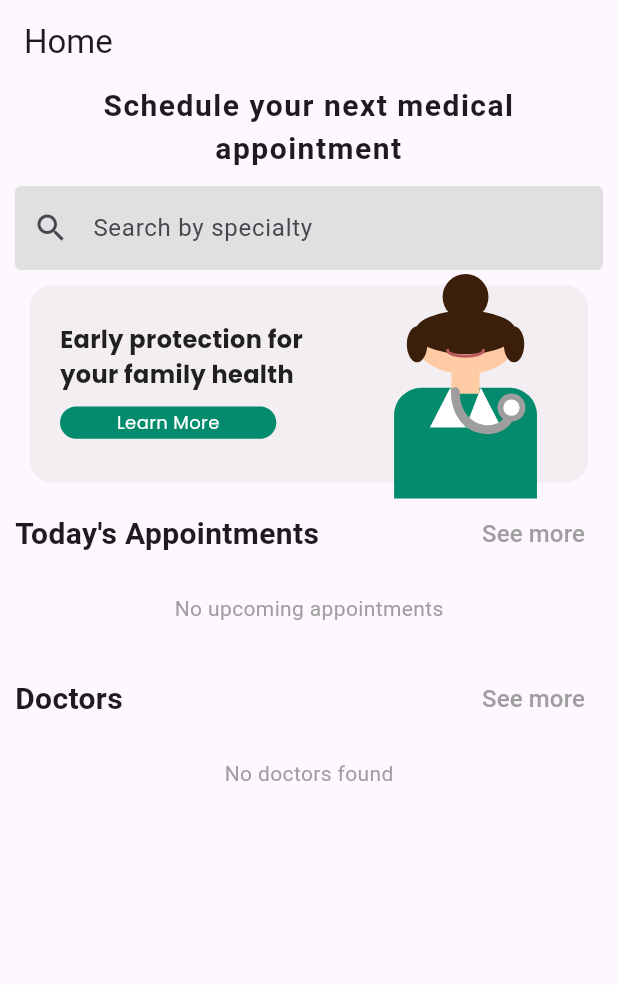
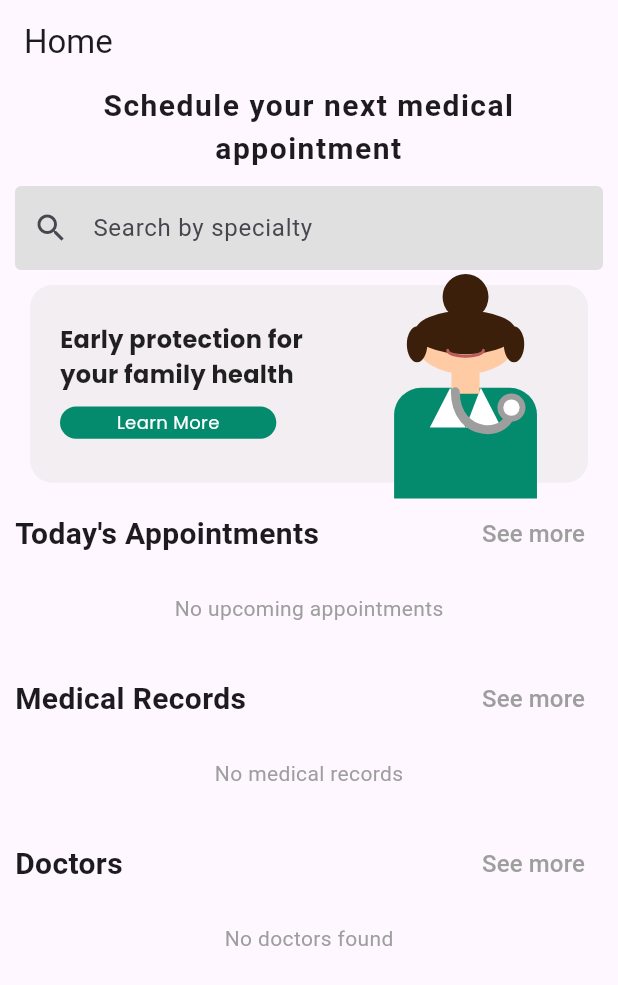
Before and after one commit to loydcardozodev/medapp, a Flutter app: the HomePage screen opened by its route, on a phone screen of 412 x 824 dp. Shown: the top 985 px of the screen. Run offline on Flutter 3.47's test engine with Material 3 defaults, Android fonts, the phone set to English and light mode, and no system bars; our stand-ins replace firebase_auth, firebase_core, freezed_annotation, go_router, google_fonts, shared_preferences; accounts and stored records are empty; statements that could not run were skipped.

Commit message:
made changes

```diff
--- a/medapp/lib/data/repository/medical_records/medical_record_repository.dart
+++ b/medapp/lib/data/repository/medical_records/medical_record_repository.dart
@@ -2,7 +2,7 @@ import 'package:flutter/material.dart';
 import 'package:medapp/domain/models/medical_record/medical_record.dart';
 import 'package:medapp/util/result.dart';
 
-abstract class MedicalRecordRepository extends ChangeNotifier {
+abstract class MedicalRecordRepository {
   Future<Result<List<MedicalRecord>>> getCustomerRecords(String customerId);
 
   Future<Result<void>> addRecord(MedicalRecord record);
--- a/medapp/lib/data/services/firebase/auth/firebase_auth_service.dart
+++ b/medapp/lib/data/services/firebase/auth/firebase_auth_service.dart
@@ -16,7 +16,7 @@ class FirebaseAuthService {
       name: user.displayName ?? '',
       email: user.email ?? '',
       password: '',
-      role: UserRole.customer,
+      role: UserRole.patient,
     );
   }
 
@@ -28,7 +28,7 @@ class FirebaseAuthService {
         name: user.displayName ?? '',
         email: user.email ?? '',
         password: '',
-        role: UserRole.customer,
+        role: UserRole.patient,
       );
     });
   }
--- a/medapp/lib/domain/models/doctors/doctor.dart
+++ b/medapp/lib/domain/models/doctors/doctor.dart
@@ -8,6 +8,7 @@ abstract class Doctor with _$Doctor {
   const factory Doctor({
     required String id,
     required String userId,
+    required String name,
     required String specialty,
     required String bio,
     required double rating,
@@ -16,6 +17,7 @@ abstract class Doctor with _$Doctor {
     required List<String> availableDays,
     required List<String> availableSlots,
     required double consultationFee,
+
     @Default(true) bool isActive,
   }) = _Doctor;
 
--- a/medapp/lib/ui/core/user_roles.dart
+++ b/medapp/lib/ui/core/user_roles.dart
@@ -4,7 +4,7 @@ import 'package:json_annotation/json_annotation.dart';
 enum UserRole {
   admin('admin'),
   doctor('doctor'),
-  customer('customer');
+  patient('patient');
 
   const UserRole(this.value);
   final String value;
--- a/medapp/lib/ui/patient_screen/home/view/homepage.dart
+++ b/medapp/lib/ui/patient_screen/home/view/homepage.dart
@@ -5,6 +5,7 @@ import 'package:medapp/ui/patient_screen/home/view/widget/bannerWidget.dart';
 import 'package:medapp/ui/patient_screen/home/view/widget/doc_list.dart';
 import 'package:medapp/ui/patient_screen/home/view/widget/upcoming_list.dart';
 import 'package:medapp/ui/patient_screen/home/viewmodel/home_viewmodel.dart';
+import 'package:medapp/ui/patient_screen/medical_record_screen/view/widget/medical_record_card.dart';
 import 'package:provider/provider.dart';
 
 class HomePage extends StatefulWidget {
@@ -20,6 +21,7 @@ class _HomePageState extends State<HomePage> {
   @override
   void initState() {
     super.initState();
+
     WidgetsBinding.instance.addPostFrameCallback((_) {
       context.read<HomeViewModel>().loadHome.execute();
     });
@@ -77,6 +79,7 @@ class _HomePageState extends State<HomePage> {
 
                     const SizedBox(height: 10),
 
+                    /// TODAY'S APPOINTMENTS
                     Row(
                       mainAxisAlignment: MainAxisAlignment.spaceBetween,
                       children: [
@@ -113,6 +116,49 @@ class _HomePageState extends State<HomePage> {
 
                     const SizedBox(height: 10),
 
+                    /// MEDICAL RECORDS
+                    Row(
+                      mainAxisAlignment: MainAxisAlignment.spaceBetween,
+                      children: [
+                        const Text(
+                          'Medical Records',
+                          style: TextStyle(
+                            fontSize: 20,
+                            fontWeight: FontWeight.bold,
+                          ),
+                        ),
+                        TextButton(
+                          onPressed: () => context.push(Routes.medicalRecord),
+                          child: const Text(
+                            'See more',
+                            style: TextStyle(fontSize: 16, color: Colors.grey),
+                          ),
+                        ),
+                      ],
+                    ),
+
+                    if (viewModel.records.isEmpty)
+                      const Padding(
+                        padding: EdgeInsets.symmetric(vertical: 16),
+                        child: Text(
+                          'No medical records',
+                          style: TextStyle(color: Colors.grey),
+                        ),
+                      )
+                    else
+                      ListView.builder(
+                        shrinkWrap: true,
+                        physics: const NeverScrollableScrollPhysics(),
+                        itemCount: viewModel.records.length,
+                        itemBuilder: (context, index) {
+                          final record = viewModel.records[index];
+                          return MedicalRecordCard(record: record);
+                        },
+                      ),
+
+                    const SizedBox(height: 10),
+
+                    /// DOCTORS
                     Row(
                       mainAxisAlignment: MainAxisAlignment.spaceBetween,
                       children: [
--- a/medapp/lib/ui/patient_screen/home/viewmodel/home_viewmodel.dart
+++ b/medapp/lib/ui/patient_screen/home/viewmodel/home_viewmodel.dart
@@ -2,9 +2,11 @@ import 'package:flutter/foundation.dart';
 import 'package:medapp/data/repository/appointments/appointment_repository.dart';
 import 'package:medapp/data/repository/auth/auth_repository.dart';
 import 'package:medapp/data/repository/doctors/doctor_repository.dart';
+import 'package:medapp/data/repository/medical_records/medical_record_repository.dart';
 import 'package:medapp/domain/models/app_user/app_user.dart';
 import 'package:medapp/domain/models/appointment/appointment.dart';
 import 'package:medapp/domain/models/doctors/doctor.dart';
+import 'package:medapp/domain/models/medical_record/medical_record.dart';
 import 'package:medapp/ui/core/appointment_status.dart';
 import 'package:medapp/util/command.dart';
 import 'package:medapp/util/result.dart';
@@ -13,14 +15,17 @@ class HomeViewModel extends ChangeNotifier {
   final DoctorRepository _doctorRepository;
   final AppointmentRepository _appointmentRepository;
   final AuthRepository _authRepository;
+  final MedicalRecordRepository _medicalRecordRepository;
 
   HomeViewModel({
     required DoctorRepository doctorRepository,
     required AppointmentRepository appointmentRepository,
     required AuthRepository authRepository,
+    required MedicalRecordRepository medicalRecordRepository,
   }) : _doctorRepository = doctorRepository,
        _appointmentRepository = appointmentRepository,
-       _authRepository = authRepository {
+       _authRepository = authRepository,
+       _medicalRecordRepository = medicalRecordRepository {
     loadHome = Command0(_loadHome);
     searchDoctors = Command1(_searchDoctors);
   }
@@ -29,9 +34,11 @@ class HomeViewModel extends ChangeNotifier {
   late final Command1<void, String> searchDoctors;
 
   AppUser? currentUser;
+
   List<Doctor> doctors = [];
   List<Doctor> filteredDoctors = [];
   List<Appointment> upcomingAppointments = [];
+  List<MedicalRecord> records = [];
 
   String searchQuery = '';
 
@@ -46,18 +53,23 @@ class HomeViewModel extends ChangeNotifier {
       final results = await Future.wait([
         _doctorRepository.getDoctors(),
         _appointmentRepository.getCustomerAppointments(currentUser!.id),
+        _medicalRecordRepository.getCustomerRecords(currentUser!.id),
       ]);
 
       final doctorsResult = results[0] as Result<List<Doctor>>;
       final appointmentsResult = results[1] as Result<List<Appointment>>;
+      final recordsResult = results[2] as Result<List<MedicalRecord>>;
 
+      /// Doctors
       if (doctorsResult is Ok<List<Doctor>>) {
         doctors = doctorsResult.value;
         filteredDoctors = List.from(doctors);
       }
 
+      /// Appointments
       if (appointmentsResult is Ok<List<Appointment>>) {
         final now = DateTime.now();
+
         upcomingAppointments =
             appointmentsResult.value
                 .where(
@@ -68,6 +80,12 @@ class HomeViewModel extends ChangeNotifier {
                 )
                 .toList()
               ..sort((a, b) => a.date.compareTo(b.date));
+      }
+
+      /// Medical Records
+      if (recordsResult is Ok<List<MedicalRecord>>) {
+        records = recordsResult.value
+          ..sort((a, b) => b.createdAt.compareTo(a.createdAt));
       }
 
       notifyListeners();
@@ -86,8 +104,7 @@ class HomeViewModel extends ChangeNotifier {
               .where(
                 (d) =>
                     d.specialty.toLowerCase().contains(query.toLowerCase()) ||
-                    // also search by doctor name via the specialty field
-                    d.specialty.toLowerCase().contains(query.toLowerCase()),
+                    d.name.toLowerCase().contains(query.toLowerCase()),
               )
               .toList();
 
```
Also changed, not shown: medapp/lib/data/services/local/local_data_service.dart (+23 -28 lines), medapp/lib/providers/providers.dart (+30 -0 lines), medapp/lib/routing/router.dart (+3 -4 lines), medapp/lib/ui/patient_screen/home/view/widget/doc_list.dart (+8 -1 lines), medapp/lib/ui/patient_screen/home/view/widget/upcoming_list.dart (+19 -2 lines), medapp/lib/ui/patient_screen/medical_record_screen/view/medical_record.dart (deleted, +0 -15 lines), medapp/lib/ui/patient_screen/medical_record_screen/view/medical_record_screen.dart (added, +63 -0 lines), medapp/lib/ui/patient_screen/medical_record_screen/view/widget/medical_record_card.dart (added, +56 -0 lines), medapp/lib/domain/models/doctors/doctor.freezed.dart, medapp/lib/domain/models/doctors/doctor.g.dart.
